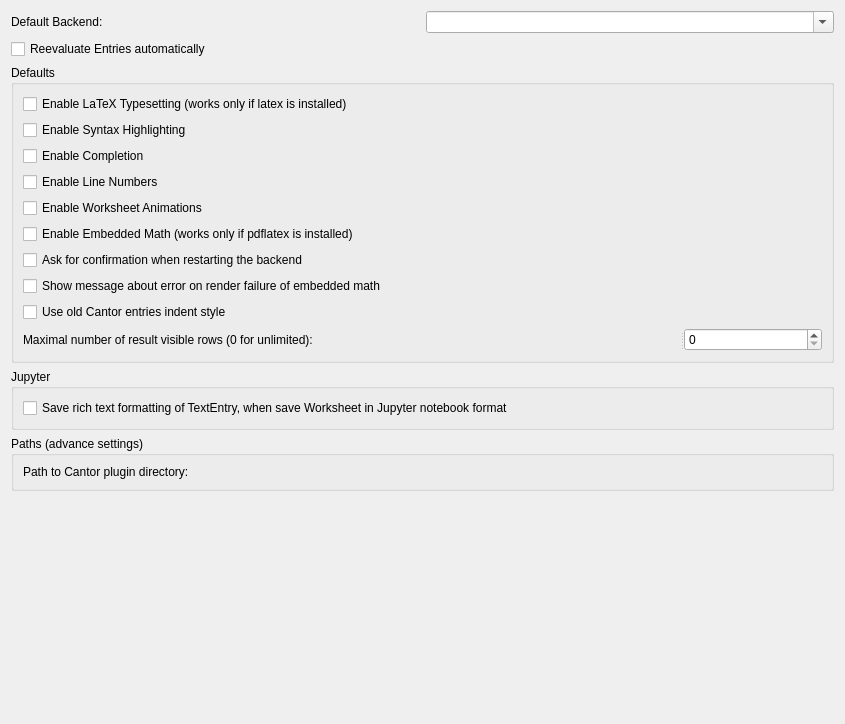
This is src/settings.ui in KDE/cantor as Qt 5 draws it before an edit. The edited form follows.
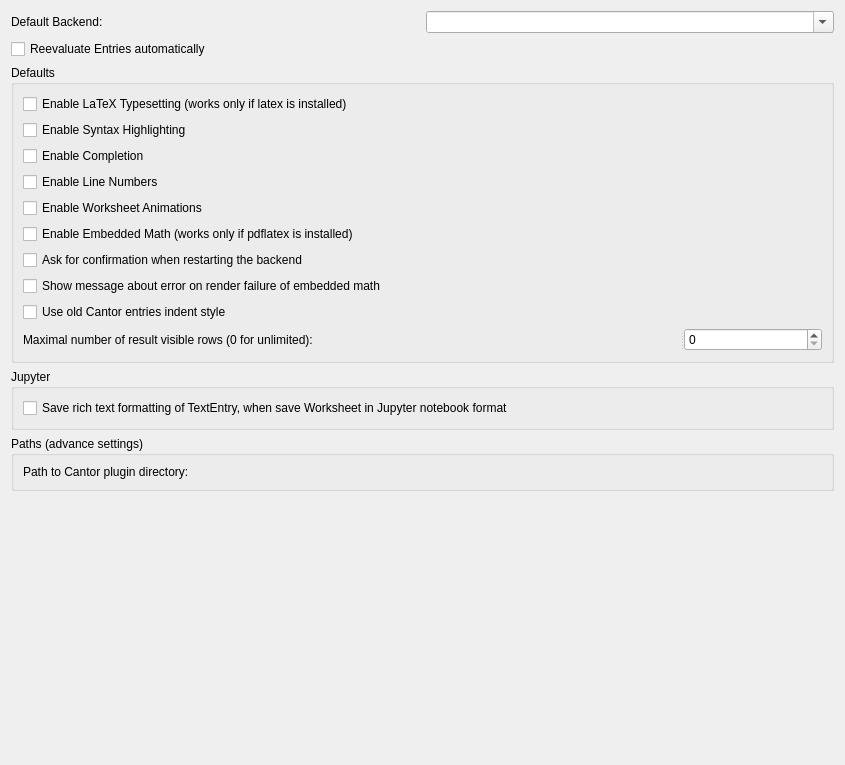
This is the edited form. Custom widgets are drawn as their Qt base class.

Diff of the .ui file:
```diff
--- a/src/settings.ui
+++ b/src/settings.ui
@@ -7,7 +7,7 @@
     <x>0</x>
     <y>0</y>
     <width>845</width>
-    <height>724</height>
+    <height>765</height>
    </rect>
   </property>
   <layout class="QVBoxLayout" name="verticalLayout_3">
```
Left out of the diff: 43 changed lines with no effect on the pictures.
